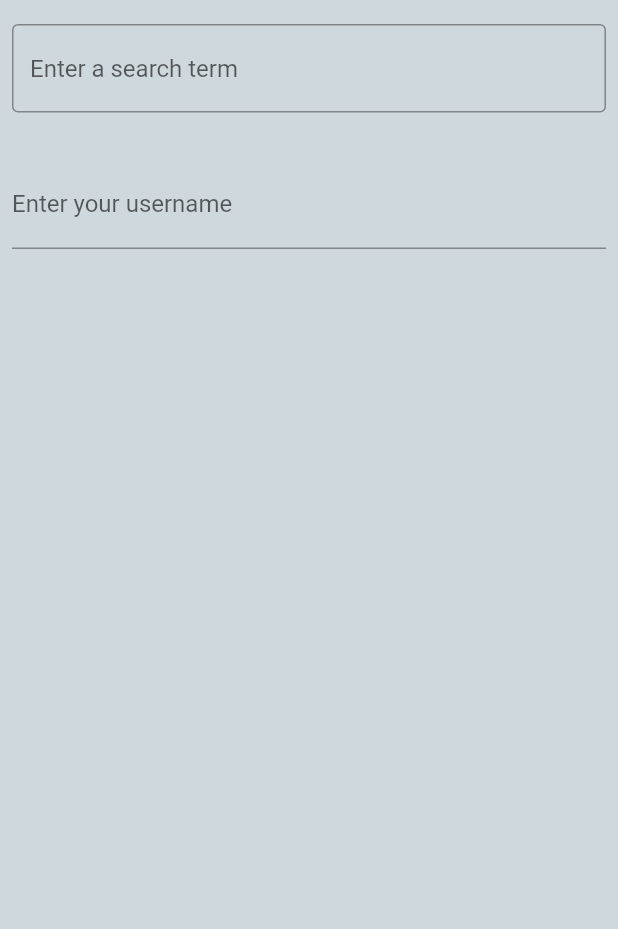
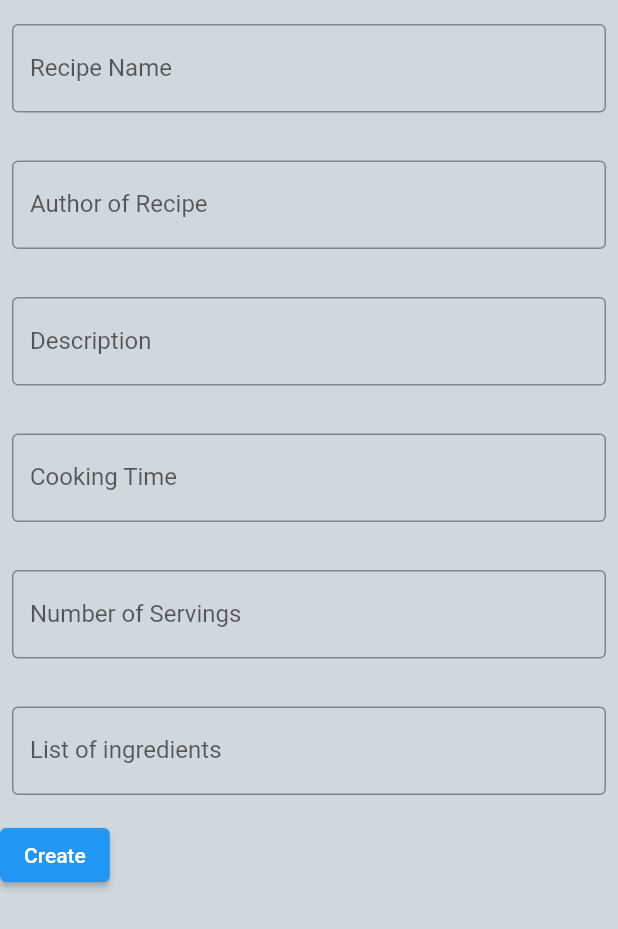
Before and after one commit to samsunga50/recipe, a Flutter app: the MyCustomForm screen opened directly, on a phone screen of 412 x 824 dp. Shown: the top 929 px of the screen. Run offline on Flutter 3.47's test engine with Material 2 defaults, Android fonts, the phone set to English and light mode, and no system bars; our stand-ins replace flutter_icons, sliding_up_panel, tab_indicator_styler.

Commit message:
added fields and button

```diff
--- a/lib/createRecipe.dart
+++ b/lib/createRecipe.dart
@@ -8,12 +8,12 @@ class MyCustomForm extends StatelessWidget {
       body: Column(
         crossAxisAlignment: CrossAxisAlignment.start,
         children: <Widget>[
-          const Padding(
-            padding: EdgeInsets.symmetric(horizontal: 8, vertical: 16),
-            child: TextField(
-              decoration: InputDecoration(
+          Padding(
+            padding: const EdgeInsets.symmetric(horizontal: 8, vertical: 16),
+            child: TextFormField(
+              decoration: const InputDecoration(
                 border: OutlineInputBorder(),
-                hintText: 'Enter a search term',
+                labelText: 'Recipe Name',
               ),
             ),
           ),
@@ -21,11 +21,48 @@ class MyCustomForm extends StatelessWidget {
             padding: const EdgeInsets.symmetric(horizontal: 8, vertical: 16),
             child: TextFormField(
               decoration: const InputDecoration(
-                border: UnderlineInputBorder(),
-                labelText: 'Enter your username',
+                border: OutlineInputBorder(),
+                labelText: 'Author of Recipe',
               ),
             ),
           ),
+          Padding(
+            padding: const EdgeInsets.symmetric(horizontal: 8, vertical: 16),
+            child: TextFormField(
+              decoration: const InputDecoration(
+                border: OutlineInputBorder(),
+                labelText: 'Description',
+              ),
+            ),
+          ),
+          Padding(
+            padding: const EdgeInsets.symmetric(horizontal: 8, vertical: 16),
+            child: TextFormField(
+              decoration: const InputDecoration(
+                border: OutlineInputBorder(),
+                labelText: 'Cooking Time',
+              ),
+            ),
+          ),
+          Padding(
+            padding: const EdgeInsets.symmetric(horizontal: 8, vertical: 16),
+            child: TextFormField(
+              decoration: const InputDecoration(
+                border: OutlineInputBorder(),
+                labelText: 'Number of Servings',
+              ),
+            ),
+          ),
+          Padding(
+            padding: const EdgeInsets.symmetric(horizontal: 8, vertical: 16),
+            child: TextFormField(
+              decoration: const InputDecoration(
+                border: OutlineInputBorder(),
+                labelText: 'List of ingredients',
+              ),
+            ),
+          ),
+          ElevatedButton(onPressed: () {}, child: Text('Create'))
         ],
       ),
     );
```
